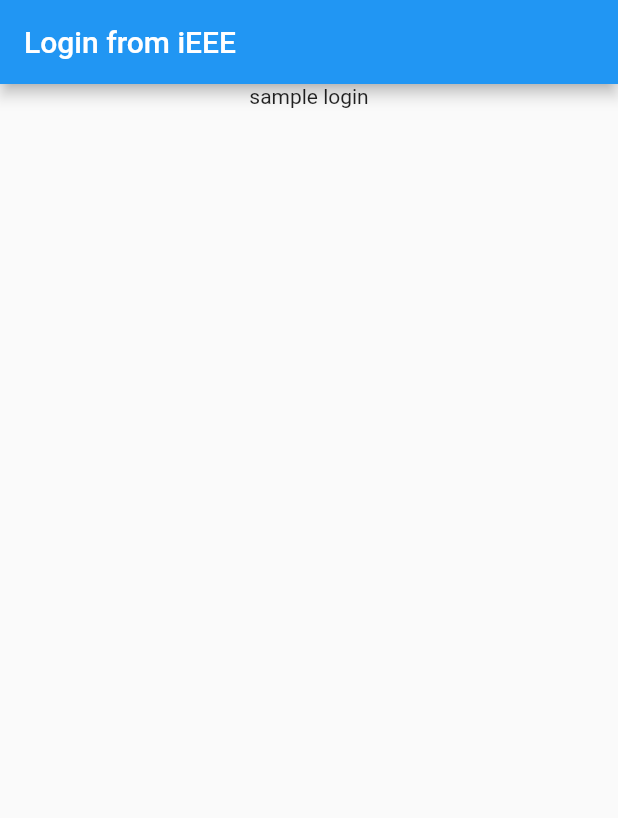
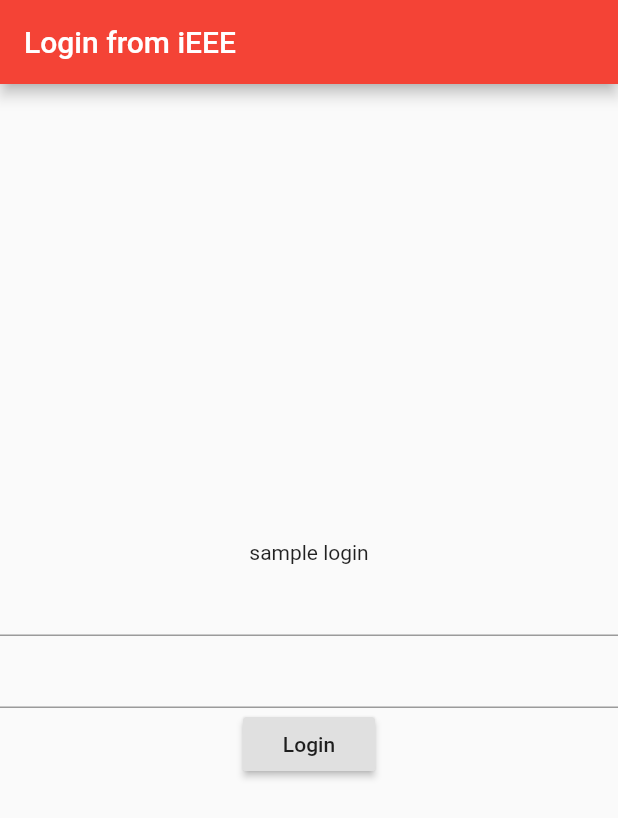
Before and after one commit to HirushaR/Flutte_with_IEEE, a Flutter app: the screen it shows after launch, on a phone screen of 412 x 824 dp. Shown: the top 818 px of the screen. Run offline on Flutter 3.47's test engine with Material 2 defaults, Android fonts, the phone set to English and light mode, and no system bars.

Commit message:
add loging button:

```diff
--- a/first_try/lib/main.dart
+++ b/first_try/lib/main.dart
@@ -17,11 +17,26 @@ class LoginScreen  extends StatelessWidget {
     return Scaffold(
       appBar: AppBar(
         title: Text('Login from iEEE'),
+        backgroundColor: Colors.red,
+
       ),
       body: Center(
         child: Column(
+          mainAxisSize: MainAxisSize.max,
+          mainAxisAlignment: MainAxisAlignment.center,
+          // to get content to  center
           children: <Widget>[
-            Text('sample login')
+            Text('sample login'),
+            Column(
+              children: <Widget>[
+                TextField(),
+              ],
+            ),
+            TextField(),
+            RaisedButton(
+              child: Text('Login'),
+              onPressed: ()=>print('login pressed'),
+            )
           ],
         ),
       ),
```
